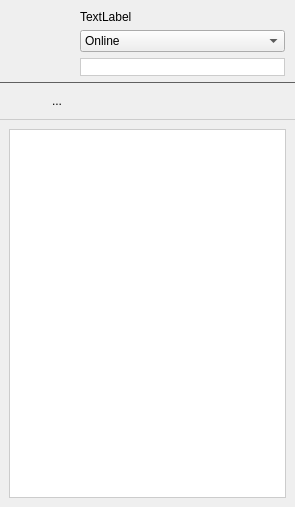
Above: retroshare-gui/src/gui/MessengerWindow.ui from RetroShare/RetroShare before the change. Below: the same form after it.
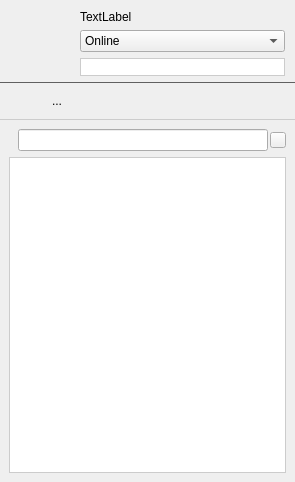
That is the form after the change. Icons and pictures are not drawn.

Commit message: Added Search Friend Filter for Messenger Window

Patch:
```diff
--- a/retroshare-gui/src/gui/MessengerWindow.ui
+++ b/retroshare-gui/src/gui/MessengerWindow.ui
@@ -7,7 +7,7 @@
     <x>0</x>
     <y>0</y>
     <width>295</width>
-    <height>507</height>
+    <height>482</height>
    </rect>
   </property>
   <property name="windowTitle">
@@ -351,14 +351,78 @@
 stop:0 #FEFEFE, stop:1 #E8E8E8);
 }</string>
       </property>
-      <layout class="QGridLayout">
-       <property name="margin">
-        <number>9</number>
-       </property>
-       <property name="spacing">
-        <number>6</number>
-       </property>
-       <item row="1" column="0" colspan="2">
+      <layout class="QGridLayout" name="gridLayout_3">
+       <item row="0" column="0">
+        <layout class="QHBoxLayout" name="horizontalLayout">
+         <property name="spacing">
+          <number>2</number>
+         </property>
+         <item>
+          <widget class="QLabel" name="label_3">
+           <property name="text">
+            <string/>
+           </property>
+           <property name="pixmap">
+            <pixmap resource="images.qrc">:/images/find-16.png</pixmap>
+           </property>
+          </widget>
+         </item>
+         <item>
+          <widget class="QLineEdit" name="filterPatternLineEdit">
+           <property name="toolTip">
+            <string>&lt;!DOCTYPE HTML PUBLIC &quot;-//W3C//DTD HTML 4.0//EN&quot; &quot;http://www.w3.org/TR/REC-html40/strict.dtd&quot;&gt;
+&lt;html&gt;&lt;head&gt;&lt;meta name=&quot;qrichtext&quot; content=&quot;1&quot; /&gt;&lt;style type=&quot;text/css&quot;&gt;
+p, li { white-space: pre-wrap; }
+&lt;/style&gt;&lt;/head&gt;&lt;body style=&quot; font-family:'MS Shell Dlg 2'; font-size:8.25pt; font-weight:400; font-style:normal;&quot;&gt;
+&lt;p style=&quot; margin-top:0px; margin-bottom:0px; margin-left:0px; margin-right:0px; -qt-block-indent:0; text-indent:0px;&quot;&gt;&lt;span style=&quot; font-size:8pt;&quot;&gt;Search Friends&lt;/span&gt;&lt;/p&gt;&lt;/body&gt;&lt;/html&gt;</string>
+           </property>
+          </widget>
+         </item>
+         <item>
+          <widget class="QPushButton" name="clearButton">
+           <property name="minimumSize">
+            <size>
+             <width>16</width>
+             <height>16</height>
+            </size>
+           </property>
+           <property name="maximumSize">
+            <size>
+             <width>16</width>
+             <height>16</height>
+            </size>
+           </property>
+           <property name="font">
+            <font>
+             <family>MS Shell Dlg 2</family>
+            </font>
+           </property>
+           <property name="toolTip">
+            <string>Reset</string>
+           </property>
+           <property name="styleSheet">
+            <string notr="true">QPushButton
+{
+ border-image: url(:/images/closenormal.png) 
+}
+                                
+QPushButton:hover 
+{
+border-image: url(:/images/closehover.png) 
+}
+                                
+QPushButton:pressed  {
+border-image: url(:/images/closepressed.png) 
+}</string>
+           </property>
+           <property name="text">
+            <string/>
+           </property>
+          </widget>
+         </item>
+        </layout>
+       </item>
+       <item row="1" column="0">
         <widget class="QTreeWidget" name="messengertreeWidget">
          <property name="contextMenuPolicy">
           <enum>Qt::CustomContextMenu</enum>
```
The commit also changes 2 other files.
